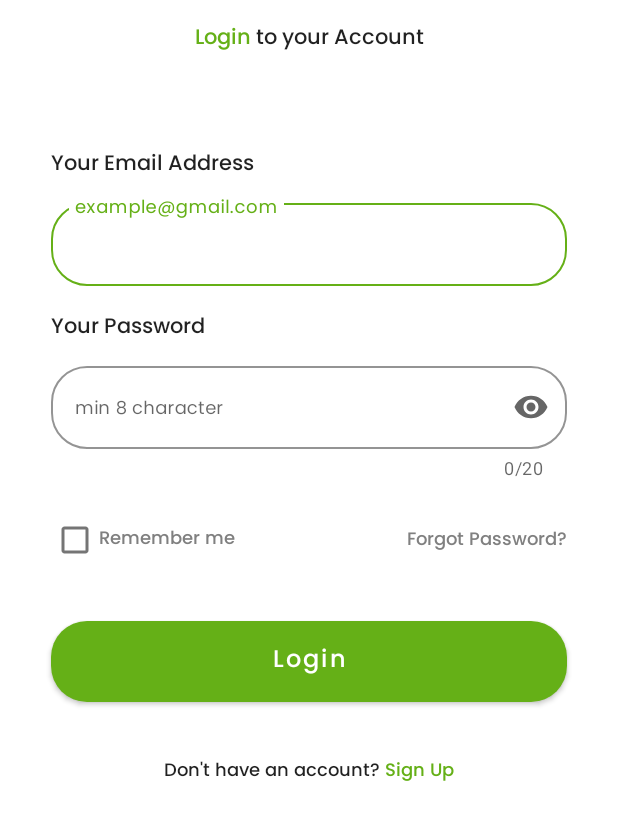
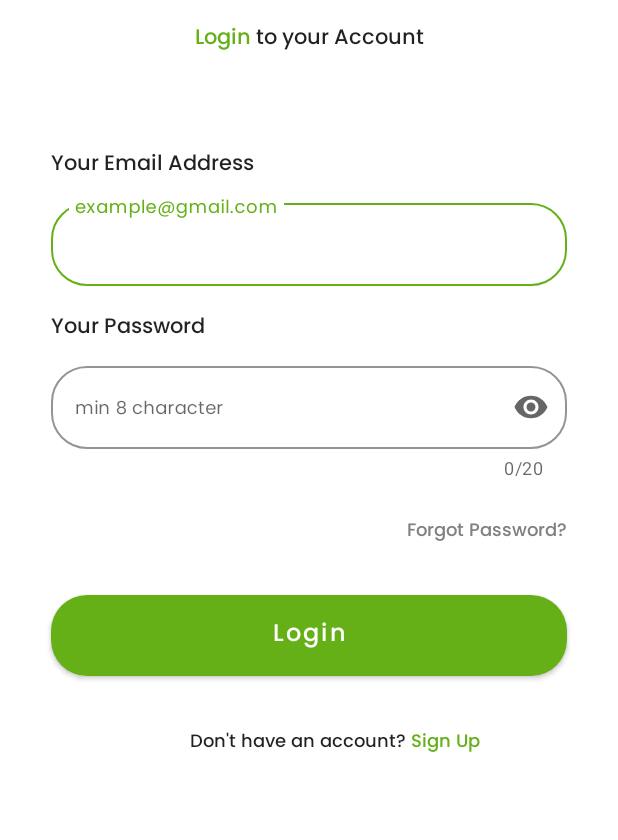
Before and after one commit to Fruitarians/fruitarians-android, an Android app: the LoginActivity screen opened directly, with no data from a screen before it, on a phone screen of 412 x 824 dp, the part 144-984 px from its top. Run offline under Robolectric (Android 15) with nearby library versions, the phone set to English and light mode, and no system bars.

Commit message:
remove checkbox

```diff
--- a/app/src/main/res/layout/activity_login.xml
+++ b/app/src/main/res/layout/activity_login.xml
@@ -96,25 +96,15 @@
             tools:ignore="SpeakableTextPresentCheck" />
     </com.google.android.material.textfield.TextInputLayout>
 
-    <CheckBox
-        android:id="@+id/remember_me"
-        style="@style/MediumGray12sp"
-        android:layout_width="wrap_content"
-        android:layout_height="wrap_content"
-        android:layout_marginTop="16dp"
-        android:text="@string/remember_me"
-        app:layout_constraintStart_toStartOf="@+id/ed_login_password"
-        app:layout_constraintTop_toBottomOf="@+id/ed_login_password" />
-
     <TextView
         android:id="@+id/forget_password"
         style="@style/MediumGray12sp"
         android:layout_width="wrap_content"
         android:layout_height="wrap_content"
+        android:layout_marginTop="24dp"
         android:text="Forgot Password?"
-        app:layout_constraintBottom_toBottomOf="@+id/remember_me"
         app:layout_constraintEnd_toEndOf="@+id/ed_login_password"
-        app:layout_constraintTop_toTopOf="@+id/remember_me" />
+        app:layout_constraintTop_toBottomOf="@+id/ed_login_password" />
 
     <Button
         android:id="@+id/button_login"
@@ -122,29 +112,29 @@
         android:layout_width="match_parent"
         android:layout_height="54dp"
         android:layout_marginStart="34dp"
-        android:layout_marginTop="30dp"
         android:layout_marginEnd="34dp"
         android:background="@drawable/bg_button_login"
         android:text="Login"
         android:textAllCaps="false"
         app:layout_constraintEnd_toEndOf="parent"
+        android:layout_marginTop="32dp"
+        app:layout_constraintHorizontal_bias="0.0"
         app:layout_constraintStart_toStartOf="parent"
-        app:layout_constraintTop_toBottomOf="@+id/remember_me" />
+        app:layout_constraintTop_toBottomOf="@+id/forget_password" />
 
     <com.airbnb.lottie.LottieAnimationView
         android:id="@+id/lottieLoading"
         android:layout_width="wrap_content"
         android:layout_height="54dp"
         android:visibility="gone"
-        android:layout_marginTop="30dp"
         app:layout_constraintEnd_toEndOf="parent"
+        android:layout_marginTop="32dp"
         app:layout_constraintStart_toStartOf="parent"
-        app:layout_constraintTop_toBottomOf="@+id/remember_me"
+        app:layout_constraintTop_toBottomOf="@+id/forget_password"
         app:lottie_autoPlay="true"
-        tools:visibility="visible"
         app:lottie_loop="true"
         app:lottie_rawRes="@raw/loadinglottie"
-        />
+        tools:visibility="visible" />
 
     <TextView
         android:id="@+id/tv_signup"
@@ -152,9 +142,9 @@
         android:layout_width="wrap_content"
         android:layout_height="wrap_content"
         android:layout_marginTop="120dp"
-        app:layout_constraintEnd_toEndOf="@+id/button_login"
+        app:layout_constraintEnd_toEndOf="parent"
         app:layout_constraintStart_toStartOf="@+id/button_login"
-        app:layout_constraintTop_toBottomOf="@+id/remember_me"
+        app:layout_constraintTop_toBottomOf="@+id/forget_password"
         tools:text="@string/tv_signup" />
 
 
```
